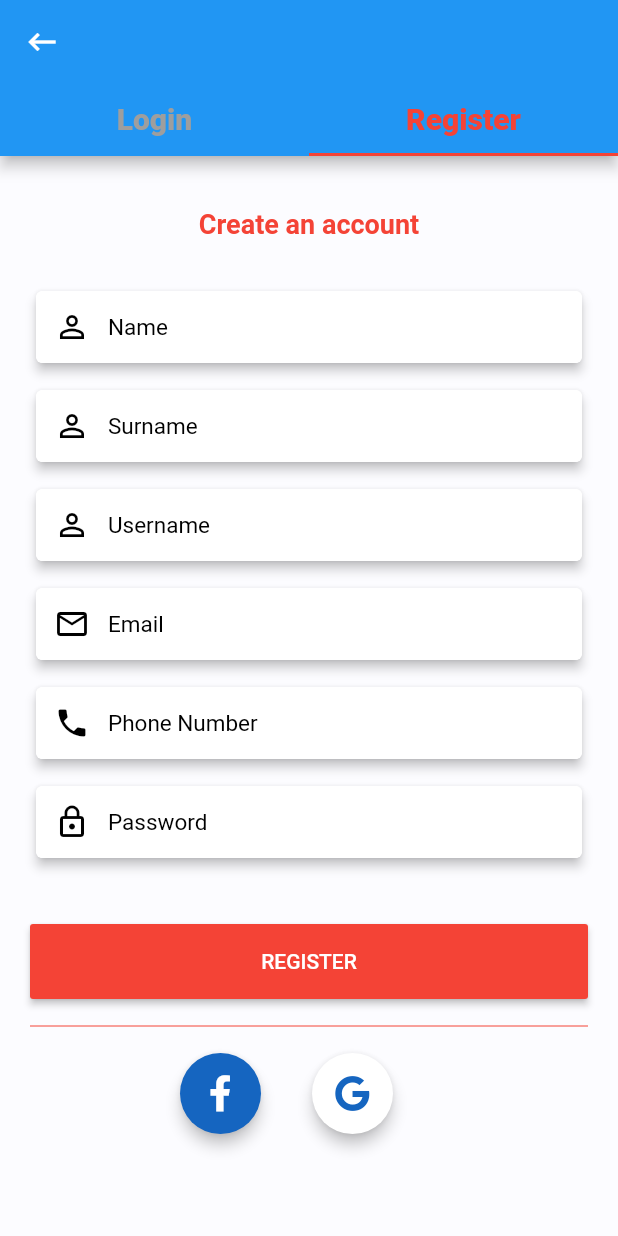
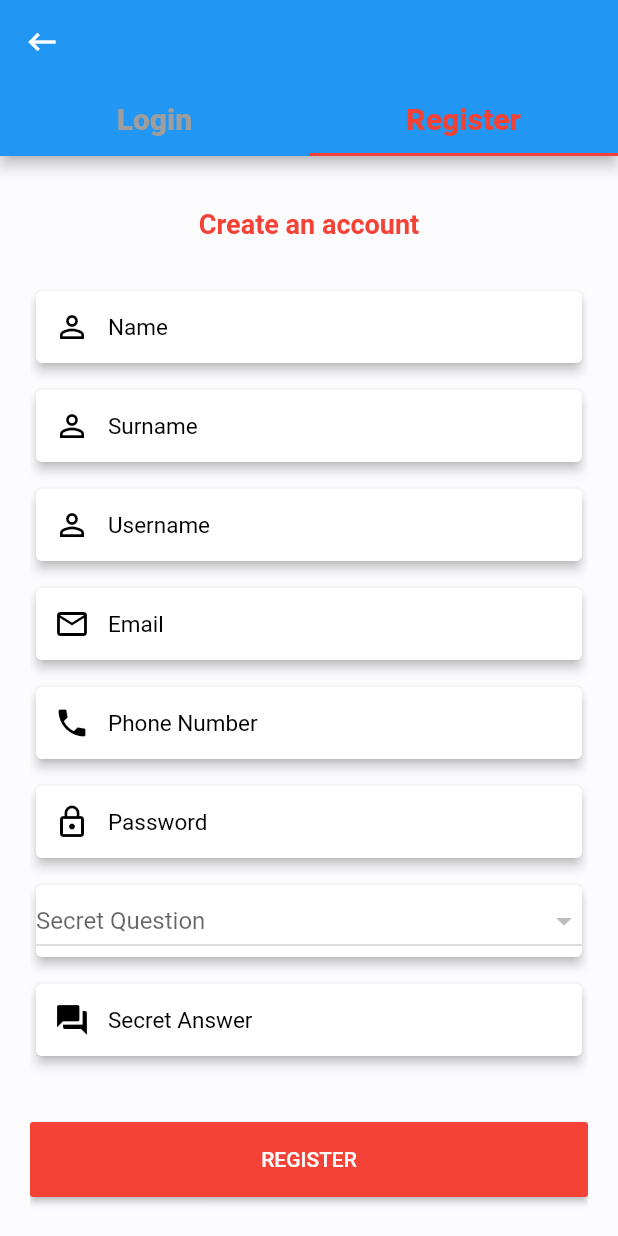
Before and after one commit to FreelanceEmreYusuf/davetcim, a Flutter app: the JoinApp screen opened directly, tab 2 chosen, on a phone screen of 412 x 824 dp. Run offline on Flutter 3.47's test engine with Material 2 defaults, Android fonts, the phone set to English and light mode, and no system bars; our stand-ins replace carousel_slider, cloud_firestore, firebase_core, font_awesome_flutter, introduction_screen, shared_preferences; accounts and stored records are empty.

Commit message:
register v2

```diff
--- a/lib/shared/models/customer_model.dart
+++ b/lib/shared/models/customer_model.dart
@@ -1,6 +1,6 @@
 import 'dart:math';
 
-class Customer {
+class CustomerModel {
   final int id;
   final String name;
   final String surname;
@@ -12,7 +12,7 @@ class Customer {
   final String password;
   final String eMail;
 
-  Customer(
+  CustomerModel(
       {this.id,
       this.name,
       this.surname,
@@ -39,7 +39,7 @@ class Customer {
       };
 
   ///Map to object
-  factory Customer.fromMap(Map map) => Customer(
+  factory CustomerModel.fromMap(Map map) => CustomerModel(
       id: map['id'],
       name: map['name'],
       surname: map['surname'],
--- /dev/null
+++ b/lib/shared/models/secret_questions_model.dart
@@ -0,0 +1,23 @@
+import 'dart:math';
+
+class SecretQuestionsModel {
+  final int id;
+  final String questionText;
+
+  SecretQuestionsModel({
+    this.id,
+    this.questionText,
+  });
+
+  ///Object to map
+  Map<String, dynamic> toMap() => {
+        'id': id,
+        'questionText': questionText,
+      };
+
+  ///Map to object
+  factory SecretQuestionsModel.fromMap(Map map) => SecretQuestionsModel(
+        id: map['id'],
+        questionText: map['questionText'],
+      );
+}
--- a/lib/src/join/login/login_view_model.dart
+++ b/lib/src/join/login/login_view_model.dart
@@ -22,7 +22,7 @@ class LoginViewModel extends ChangeNotifier {
 
     if (response.docs != null && response.docs.length > 0) {
       var list = response.docs;
-      Customer customer = Customer.fromMap(list[0].data());
+      CustomerModel customer = CustomerModel.fromMap(list[0].data());
       fillUserSession(customer);
       Utils.navigateToPage(context, childPage);
     } else {
@@ -35,7 +35,7 @@ class LoginViewModel extends ChangeNotifier {
     }
   }
 
-  void fillUserSession(Customer customer) {
+  void fillUserSession(CustomerModel customer) {
     ApplicationSession.userSession = UserSession(
         customer.id,
         customer.name,
--- a/lib/src/join/register/register_view.dart
+++ b/lib/src/join/register/register_view.dart
@@ -1,13 +1,16 @@
-import 'package:davetcim/screens/join.dart';
+import 'package:davetcim/shared/models/secret_questions_model.dart';
 import 'package:davetcim/src/join/register/register_view_model.dart';
 import 'package:flutter/cupertino.dart';
 import 'package:flutter/material.dart';
-import 'package:font_awesome_flutter/font_awesome_flutter.dart';
-import 'package:davetcim/screens/main_screen.dart';
 
 class RegisterView extends StatefulWidget {
   @override
   _RegisterViewState createState() => _RegisterViewState();
+
+  RegisterView() {
+    print("constructor girdi 1");
+    _RegisterViewState.initState2();
+  }
 }
 
 class _RegisterViewState extends State<RegisterView> {
@@ -17,9 +20,24 @@ class _RegisterViewState extends State<RegisterView> {
   final TextEditingController _phoneControl = new TextEditingController();
   final TextEditingController _nameControl = new TextEditingController();
   final TextEditingController _surnameControl = new TextEditingController();
+  final TextEditingController _secretQuestionAnswerControl =
+      new TextEditingController();
+  static List<SecretQuestionsModel> secretQuestionList = [];
+  static void initState2() async {
+    print("constructor girdi 2");
+    RegisterViewModel rm = RegisterViewModel();
+    secretQuestionList = await rm.fillQuestionList();
+  }
+
+  @override
+  void initState() {
+    super.initState();
+  }
 
   @override
   Widget build(BuildContext context) {
+    SecretQuestionsModel selectedQuestion;
+
     return Padding(
       padding: EdgeInsets.fromLTRB(20.0, 0, 20, 0),
       child: ListView(
@@ -307,6 +325,82 @@ class _RegisterViewState extends State<RegisterView> {
               ),
             ),
           ),
+          SizedBox(height: 10.0),
+          Card(
+            elevation: 3.0,
+            child: Container(
+              decoration: BoxDecoration(
+                color: Colors.white,
+                borderRadius: BorderRadius.all(
+                  Radius.circular(5.0),
+                ),
+              ),
+              child: new DropdownButton<SecretQuestionsModel>(
+                isExpanded: true,
+                value: selectedQuestion,
+                hint: Text("Secret Question"),
+                onChanged: (SecretQuestionsModel newValue) {
+                  setState(() {
+                    selectedQuestion = newValue;
+                  });
+                  print("selected question: " + selectedQuestion.questionText);
+                },
+                items: secretQuestionList.map((SecretQuestionsModel question) {
+                  return new DropdownMenuItem<SecretQuestionsModel>(
+                    value: question,
+                    child: new Text(
+                      question.questionText,
+                      style: new TextStyle(color: Colors.black),
+                    ),
+                  );
+                }).toList(),
+              ),
+            ),
+          ),
+          SizedBox(height: 10.0),
+          Card(
+            elevation: 3.0,
+            child: Container(
+              decoration: BoxDecoration(
+                color: Colors.white,
+                borderRadius: BorderRadius.all(
+                  Radius.circular(5.0),
+                ),
+              ),
+              child: TextField(
+                style: TextStyle(
+                  fontSize: 15.0,
+                  color: Colors.black,
+                ),
+                decoration: InputDecoration(
+                  contentPadding: EdgeInsets.all(10.0),
+                  border: OutlineInputBorder(
+                    borderRadius: BorderRadius.circular(5.0),
+                    borderSide: BorderSide(
+                      color: Colors.white,
+                    ),
+                  ),
+                  enabledBorder: OutlineInputBorder(
+                    borderSide: BorderSide(
+                      color: Colors.white,
+                    ),
+                    borderRadius: BorderRadius.circular(5.0),
+                  ),
+                  hintText: "Secret Answer",
+                  prefixIcon: Icon(
+                    Icons.question_answer,
+                    color: Colors.black,
+                  ),
+                  hintStyle: TextStyle(
+                    fontSize: 15.0,
+                    color: Colors.black,
+                  ),
+                ),
+                maxLines: 1,
+                controller: _secretQuestionAnswerControl,
+              ),
+            ),
+          ),
           SizedBox(height: 40.0),
           Container(
             height: 50.0,
@@ -326,19 +420,12 @@ class _RegisterViewState extends State<RegisterView> {
                     _phoneControl.text,
                     _nameControl.text,
                     _surnameControl.text);
-                Navigator.of(context).push(
-                  MaterialPageRoute(
-                    builder: (BuildContext context) {
-                      return JoinApp();
-                    },
-                  ),
-                );
               },
               color: Theme.of(context).accentColor,
             ),
           ),
           SizedBox(height: 10.0),
-          Divider(
+          /*Divider(
             color: Theme.of(context).accentColor,
           ),
           SizedBox(height: 10.0),
@@ -378,7 +465,7 @@ class _RegisterViewState extends State<RegisterView> {
                 ],
               ),
             ),
-          ),
+          ),*/
           SizedBox(height: 20.0),
         ],
       ),
--- /dev/null
+++ b/lib/util/combo_item.dart
@@ -0,0 +1,6 @@
+class ComboItem {
+  const ComboItem(this.id, this.text);
+
+  final int id;
+  final String text;
+}
```
Also changed, not shown: lib/src/join/register/register_view_model.dart (+136 -1 lines).
